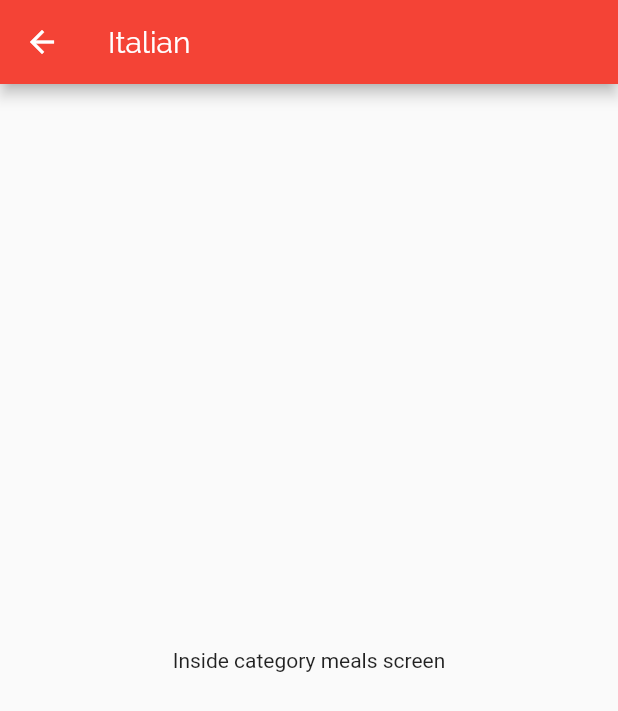
After one commit to poolGolez/lamoy, a Flutter app: the screen it shows after launch, after a tap on "Italian", on a phone screen of 412 x 824 dp. The commit adds this screen. Shown: the top 711 px of the screen. Run offline on Flutter 3.47's test engine with Material 2 defaults, Android fonts, the phone set to English and light mode, and no system bars.

Commit message:
Create initial navigation to meals screen

```diff
--- a/lib/widget/categories_screen.dart
+++ b/lib/widget/categories_screen.dart
@@ -1,6 +1,6 @@
 import 'package:flutter/material.dart';
+
 import './category_item.dart';
-
 import '../domain/category.dart';
 import '../domain/dummy_data.dart';
 
--- a/lib/widget/category_item.dart
+++ b/lib/widget/category_item.dart
@@ -1,15 +1,28 @@
 import 'package:flutter/material.dart';
 
 import '../domain/category.dart';
+import 'category_meals_screen.dart';
 
 class CategoryItem extends StatelessWidget {
   final Category category;
 
   const CategoryItem({Key key, this.category}) : super(key: key);
 
+  void navigateToCategoryMealsScreen(context) {
+    Navigator.of(context).push(
+      MaterialPageRoute(
+        builder: (_) {
+          return CategoryMealsScreen(category: category);
+        },
+      ),
+    );
+  }
+
   @override
   Widget build(BuildContext context) {
-    return Container(
+    return InkWell(
+      onTap: () => navigateToCategoryMealsScreen(context),
+      child: Container(
         padding: EdgeInsets.all(10),
         child: Text(
           category.title,
@@ -26,6 +39,7 @@ class CategoryItem extends StatelessWidget {
           ),
           borderRadius: BorderRadius.circular(10),
         ),
+      ),
     );
   }
 }
--- /dev/null
+++ b/lib/widget/category_meals_screen.dart
@@ -0,0 +1,19 @@
+import 'package:flutter/material.dart';
+import '../domain/category.dart';
+
+class CategoryMealsScreen extends StatelessWidget {
+
+  final Category category;
+
+  const CategoryMealsScreen({Key key, this.category}) : super(key: key);
+
+  @override
+  Widget build(BuildContext context) {
+    return Scaffold(
+      appBar: AppBar(title: Text(category.title)),
+      body: Center(
+        child: Text('Inside category meals screen'),
+      ),
+    );
+  }
+}
```
Lines whose indentation alone changed are shown as unchanged.
